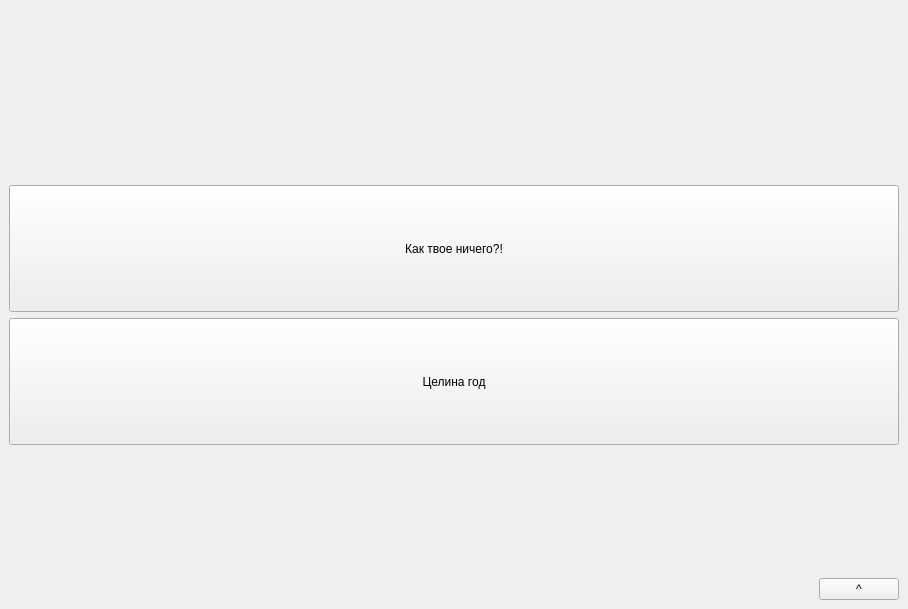
The window that mainwindow.ui (EvgenyMetelkin/PerfectLive) describes before a commit, drawn with Qt 5.
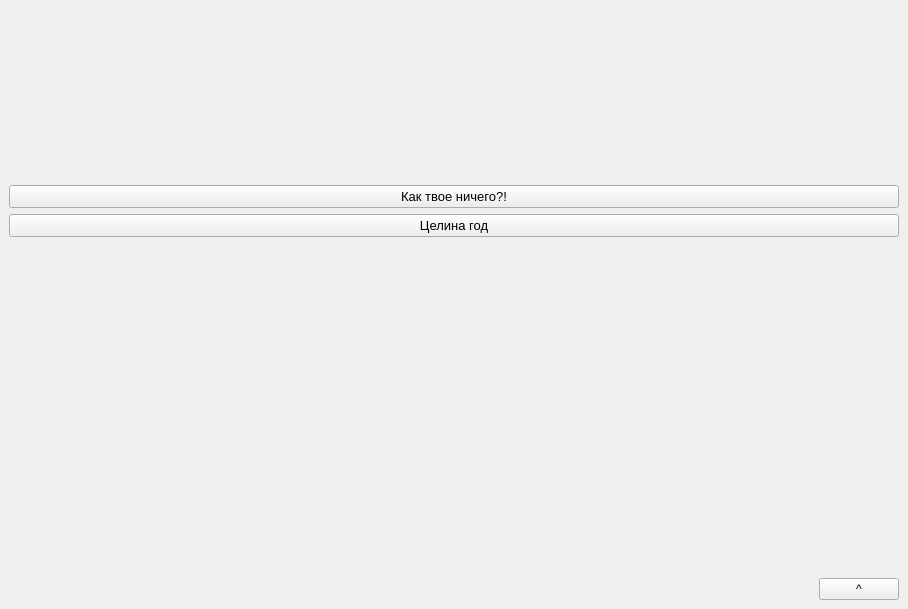
The same window after the commit.

Commit message: Fix view main window

```diff
--- a/mainwindow.ui
+++ b/mainwindow.ui
@@ -36,24 +36,34 @@
         <item>
          <widget class="QPushButton" name="bDiary">
           <property name="sizePolicy">
-           <sizepolicy hsizetype="Minimum" vsizetype="Expanding">
+           <sizepolicy hsizetype="Minimum" vsizetype="Minimum">
             <horstretch>0</horstretch>
             <verstretch>0</verstretch>
            </sizepolicy>
           </property>
+          <property name="font">
+           <font>
+            <pointsize>10</pointsize>
+           </font>
+          </property>
           <property name="text">
-           <string>Как твое ничего?!</string>
+           <string>  Как твое ничего?!  </string>
           </property>
          </widget>
         </item>
         <item>
          <widget class="QPushButton" name="bGoals">
           <property name="sizePolicy">
-           <sizepolicy hsizetype="Minimum" vsizetype="Expanding">
+           <sizepolicy hsizetype="Minimum" vsizetype="Minimum">
             <horstretch>0</horstretch>
             <verstretch>0</verstretch>
            </sizepolicy>
           </property>
+          <property name="font">
+           <font>
+            <pointsize>10</pointsize>
+           </font>
+          </property>
           <property name="text">
            <string>Целина год</string>
           </property>
```
